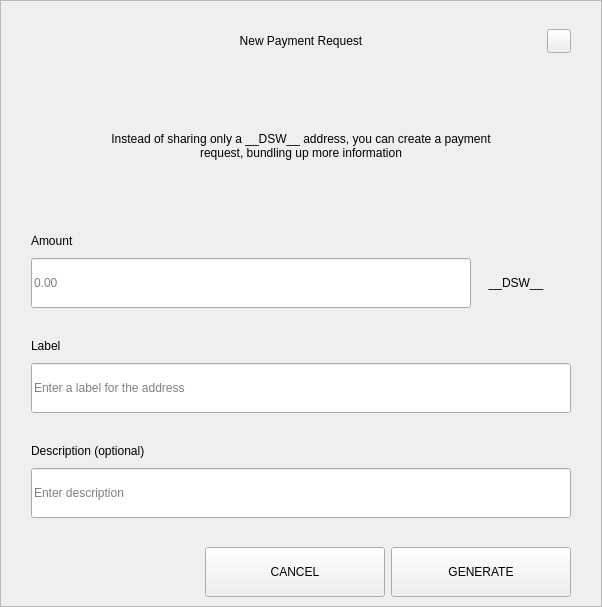
First picture: the form in src/qt/pivx/forms/requestdialog.ui, repository decenomy/DSW, before the edit.
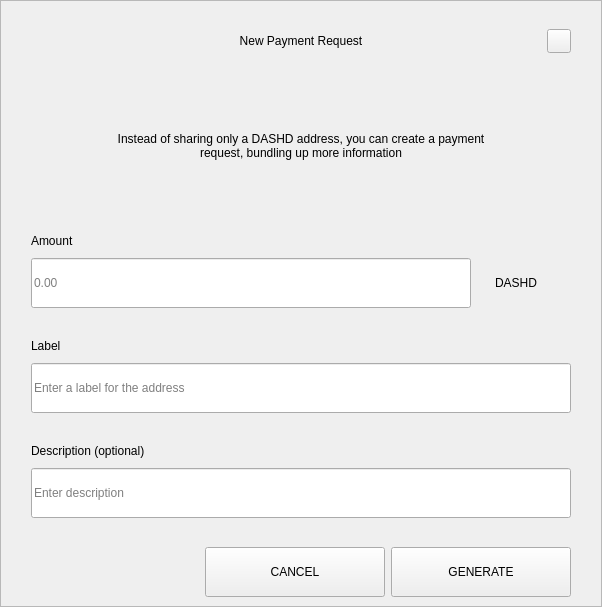
Second picture: the form after the edit.

```diff
--- a/src/qt/pivx/forms/requestdialog.ui
+++ b/src/qt/pivx/forms/requestdialog.ui
@@ -210,7 +210,7 @@
              </size>
             </property>
             <property name="text">
-             <string>Instead of sharing only a __DSW__ address, you can create a payment request, bundling up more information</string>
+             <string>Instead of sharing only a DASHD address, you can create a payment request, bundling up more information</string>
             </property>
             <property name="alignment">
              <set>Qt::AlignCenter</set>
@@ -327,7 +327,7 @@
                    <item>
                     <widget class="QLabel" name="comboBoxCoin">
                      <property name="text">
-                      <string>__DSW__</string>
+                      <string>DASHD</string>
                      </property>
                      <property name="alignment">
                       <set>Qt::AlignCenter</set>
```
